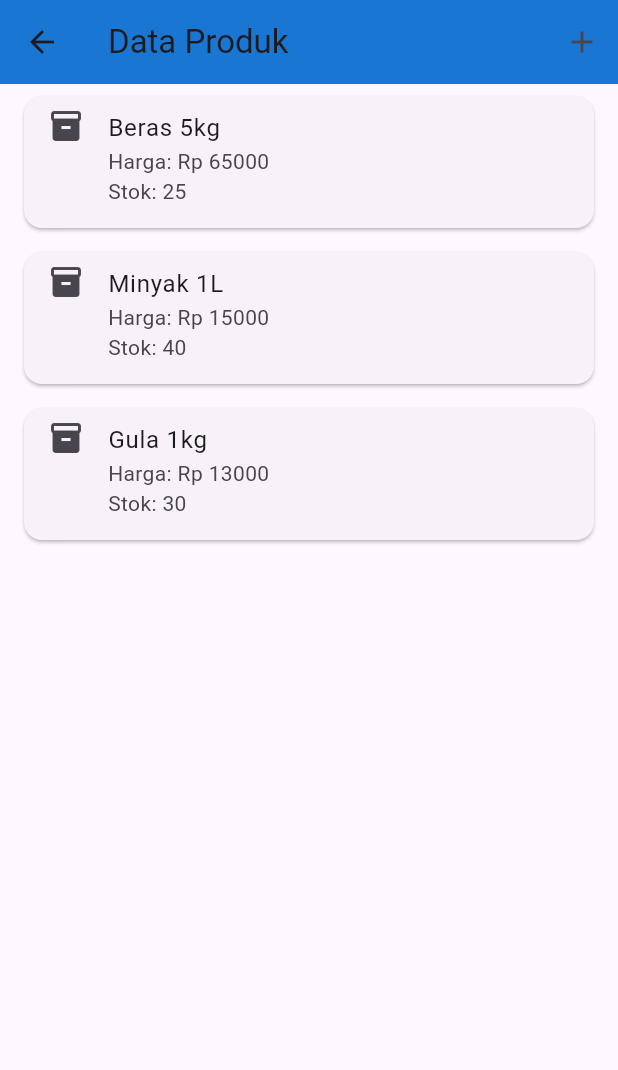
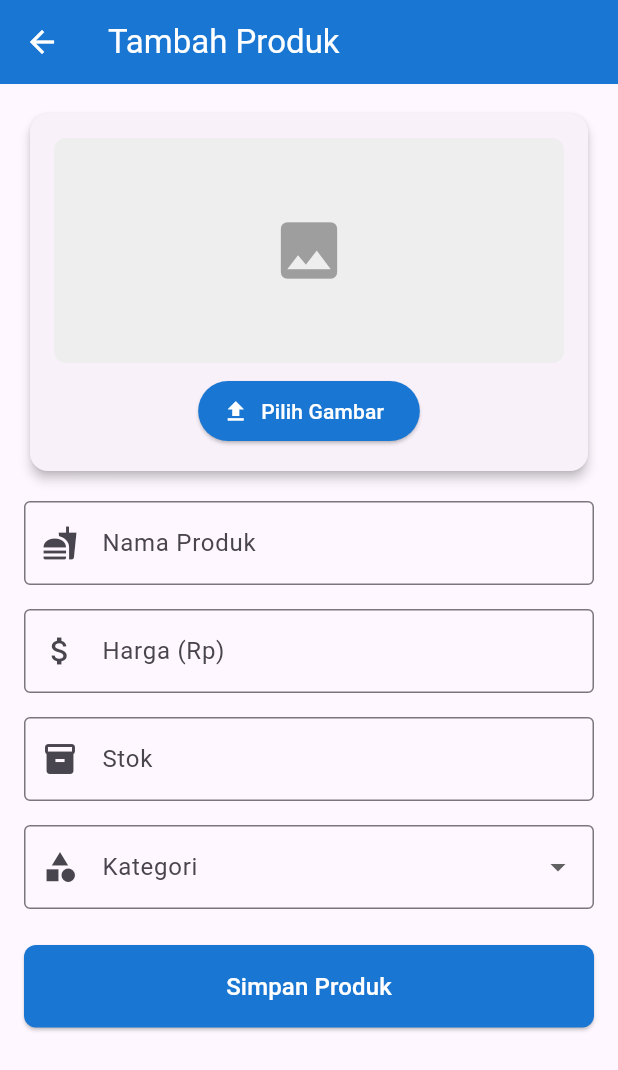
Before and after one commit to FazhariRizkyy/KasirKu, a Flutter app: the DataProdukPage screen opened directly, after a tap on the "add" icon, on a phone screen of 412 x 824 dp. Shown: the top 1070 px of the screen. Run offline on Flutter 3.47's test engine with Material 3 defaults, Android fonts, the phone set to English and light mode, and no system bars; our stand-ins replace animated_splash_screen; network calls fail.

Commit message:
REPAIR UI - Data Produk

```diff
--- a/lib/components/about.dart
+++ b/lib/components/about.dart
@@ -10,6 +10,7 @@ class AboutPage extends StatelessWidget {
       appBar: AppBar(
         title: const Text('Tentang Aplikasi'),
         backgroundColor: Colors.blue.shade700,
+        foregroundColor:Colors.white,
       ),
       body: const Center(
         child: Padding(
--- a/lib/components/data_produk.dart
+++ b/lib/components/data_produk.dart
@@ -1,4 +1,5 @@
 import 'package:flutter/material.dart';
+import 'package:pos_app/components/tambah_data.dart';
 
 class DataProdukPage extends StatelessWidget {
   const DataProdukPage({super.key});
@@ -6,39 +7,113 @@ class DataProdukPage extends StatelessWidget {
   @override
   Widget build(BuildContext context) {
     final List<Map<String, dynamic>> produkList = [
-      {'nama': 'Beras 5kg', 'harga': 65000, 'stok': 25},
-      {'nama': 'Minyak 1L', 'harga': 15000, 'stok': 40},
-      {'nama': 'Gula 1kg', 'harga': 13000, 'stok': 30},
+      {
+        'nama': 'Beras 5kg',
+        'harga': 65000,
+        'stok': 25,
+        'foto': 'https://via.placeholder.com/150',
+      },
+      {
+        'nama': 'Minyak 1L',
+        'harga': 15000,
+        'stok': 40,
+        'foto': 'https://via.placeholder.com/150',
+      },
+      {
+        'nama': 'Gula 1kg',
+        'harga': 13000,
+        'stok': 30,
+        'foto': 'https://via.placeholder.com/150',
+      },
     ];
 
     return Scaffold(
       appBar: AppBar(
         title: const Text('Data Produk'),
         backgroundColor: Colors.blue.shade700,
-        actions: [
-          IconButton(
-            icon: const Icon(Icons.add),
-            onPressed: () {
-              // Navigasi ke form tambah produk nanti
-            },
-          ),
-        ],
+        foregroundColor:Colors.white,
       ),
       body: ListView.builder(
+        padding: const EdgeInsets.all(16),
         itemCount: produkList.length,
         itemBuilder: (context, index) {
           final item = produkList[index];
           return Card(
-            margin: const EdgeInsets.symmetric(horizontal: 16, vertical: 8),
-            child: ListTile(
-              leading: const Icon(Icons.inventory_2),
-              title: Text(item['nama']),
-              subtitle: Text('Harga: Rp ${item['harga']}\nStok: ${item['stok']}'),
-              isThreeLine: true,
+            elevation: 3,
+            shape: RoundedRectangleBorder(
+              borderRadius: BorderRadius.circular(12),
+            ),
+            margin: const EdgeInsets.only(bottom: 16),
+            child: Padding(
+              padding: const EdgeInsets.all(8.0),
+              child: Row(
+                crossAxisAlignment: CrossAxisAlignment.start,
+                children: [
+                  // Foto Produk
+                  ClipRRect(
+                    borderRadius: BorderRadius.circular(8),
+                    child: Image.network(
+                      item['foto'],
+                      width: 80,
+                      height: 80,
+                      fit: BoxFit.cover,
+                      errorBuilder:
+                          (context, error, stackTrace) => Container(
+                            width: 80,
+                            height: 80,
+                            color: Colors.grey.shade300,
+                            child: const Icon(Icons.image_not_supported),
+                          ),
+                    ),
+                  ),
+                  const SizedBox(width: 16),
+                  // Informasi Produk
+                  Expanded(
+                    child: Column(
+                      crossAxisAlignment: CrossAxisAlignment.start,
+                      children: [
+                        Text(
+                          item['nama'],
+                          style: const TextStyle(
+                            fontSize: 16,
+                            fontWeight: FontWeight.bold,
+                          ),
+                        ),
+                        const SizedBox(height: 4),
+                        Text(
+                          'Harga: Rp ${item['harga'].toString()}',
+                          style: TextStyle(
+                            fontSize: 14,
+                            color: Colors.grey.shade700,
+                          ),
+                        ),
+                        Text(
+                          'Stok: ${item['stok']}',
+                          style: TextStyle(
+                            fontSize: 14,
+                            color: Colors.grey.shade700,
+                          ),
+                        ),
+                      ],
+                    ),
+                  ),
+                  // Tombol Aksi (Edit/Hapus - Opsional)
+                ],
+              ),
             ),
           );
         },
       ),
+      floatingActionButton: FloatingActionButton(
+        onPressed: () {
+          Navigator.push(
+            context,
+            MaterialPageRoute(builder: (context) => TambahDataPage()),
+          );
+        },
+        backgroundColor: Colors.blue.shade700,
+        child: const Icon(Icons.add),
+      ),
     );
   }
 }
--- a/lib/components/riwayat_transaksi.dart
+++ b/lib/components/riwayat_transaksi.dart
@@ -15,6 +15,7 @@ class RiwayatTransaksiPage extends StatelessWidget {
       appBar: AppBar(
         title: const Text('Riwayat Transaksi'),
         backgroundColor: Colors.blue.shade700,
+        foregroundColor:Colors.white,
       ),
       body: ListView.builder(
         itemCount: transaksiList.length,
--- a/lib/components/stok_masuk.dart
+++ b/lib/components/stok_masuk.dart
@@ -13,22 +13,40 @@ class StokMasukPage extends StatelessWidget {
 
     return Scaffold(
       appBar: AppBar(
-        title: const Text('Stok Masuk'),
+        title: const Text('Riwayat Stok Masuk'),
         backgroundColor: Colors.blue.shade700,
+        foregroundColor:Colors.white,
+        elevation: 2,
       ),
-      body: ListView.builder(
+      body: Padding(
+        padding: const EdgeInsets.all(8.0),
+        child: ListView.builder(
           itemCount: stokList.length,
           itemBuilder: (context, index) {
             final item = stokList[index];
-          return ListTile(
-            leading: const Icon(Icons.add_shopping_cart),
-            title: Text(item['produk']),
+            return Card(
+              elevation: 3,
+              margin: const EdgeInsets.symmetric(vertical: 8, horizontal: 4),
+              shape: RoundedRectangleBorder(
+                borderRadius: BorderRadius.circular(12),
+              ),
+              child: ListTile(
+                title: Text(
+                  item['produk'],
+                  style: const TextStyle(
+                    fontSize: 16,
+                    fontWeight: FontWeight.bold,
+                  ),
+                ),
                 subtitle: Text(
-              'Jumlah: ${item['jumlah']} \nTanggal: ${item['tanggal']}',
+                  'Jumlah: ${item['jumlah']}\nTanggal: ${item['tanggal']}',
+                  style: TextStyle(color: Colors.grey.shade600, fontSize: 14),
                 ),
                 isThreeLine: true,
+              ),
             );
           },
+        ),
       ),
     );
   }
--- /dev/null
+++ b/lib/components/tambah_data.dart
@@ -0,0 +1,202 @@
+import 'package:flutter/material.dart';
+
+class TambahDataPage extends StatefulWidget {
+  const TambahDataPage({super.key});
+
+  @override
+  _TambahDataPageState createState() => _TambahDataPageState();
+}
+
+class _TambahDataPageState extends State<TambahDataPage> {
+  final _formKey = GlobalKey<FormState>();
+  String? _selectedCategory;
+  final List<String> _categories = ['Makanan', 'Minuman'];
+  String? _imageUrl;
+
+  @override
+  Widget build(BuildContext context) {
+    return Scaffold(
+      appBar: AppBar(
+        title: const Text('Tambah Produk'),
+        backgroundColor: Colors.blue.shade700,
+        foregroundColor: Colors.white,
+      ),
+      body: SingleChildScrollView(
+        padding: const EdgeInsets.all(16.0),
+        child: Form(
+          key: _formKey,
+          child: Column(
+            crossAxisAlignment: CrossAxisAlignment.start,
+            children: [
+              // Card untuk Gambar
+              Card(
+                elevation: 3,
+                shape: RoundedRectangleBorder(
+                  borderRadius: BorderRadius.circular(12),
+                ),
+                child: Padding(
+                  padding: const EdgeInsets.all(16.0),
+                  child: Column(
+                    children: [
+                      _imageUrl == null
+                          ? Container(
+                            width: double.infinity,
+                            height: 150,
+                            decoration: BoxDecoration(
+                              color: Colors.grey.shade200,
+                              borderRadius: BorderRadius.circular(8),
+                            ),
+                            child: const Icon(
+                              Icons.image,
+                              size: 50,
+                              color: Colors.grey,
+                            ),
+                          )
+                          : ClipRRect(
+                            borderRadius: BorderRadius.circular(8),
+                            child: Image.network(
+                              _imageUrl!,
+                              width: double.infinity,
+                              height: 150,
+                              fit: BoxFit.cover,
+                              errorBuilder:
+                                  (context, error, stackTrace) => Container(
+                                    width: double.infinity,
+                                    height: 150,
+                                    color: Colors.grey.shade200,
+                                    child: const Icon(
+                                      Icons.image_not_supported,
+                                      size: 50,
+                                      color: Colors.grey,
+                                    ),
+                                  ),
+                            ),
+                          ),
+                      const SizedBox(height: 8),
+                      ElevatedButton.icon(
+                        onPressed: () {
+                          // Simulasi pilih/upload gambar
+                          setState(() {
+                            _imageUrl = 'https://via.placeholder.com/150';
+                          });
+                        },
+                        icon: const Icon(Icons.upload),
+                        label: const Text('Pilih Gambar'),
+                        style: ElevatedButton.styleFrom(
+                          backgroundColor: Colors.blue.shade700,
+                          foregroundColor: Colors.white,
+                        ),
+                      ),
+                    ],
+                  ),
+                ),
+              ),
+              const SizedBox(height: 16),
+              // Form Input
+              TextFormField(
+                decoration: const InputDecoration(
+                  labelText: 'Nama Produk',
+                  border: OutlineInputBorder(),
+                  prefixIcon: Icon(Icons.fastfood),
+                ),
+                validator: (value) {
+                  if (value == null || value.isEmpty) {
+                    return 'Nama produk harus diisi';
+                  }
+                  return null;
+                },
+              ),
+              const SizedBox(height: 16),
+              TextFormField(
+                decoration: const InputDecoration(
+                  labelText: 'Harga (Rp)',
+                  border: OutlineInputBorder(),
+                  prefixIcon: Icon(Icons.attach_money),
+                ),
+                keyboardType: TextInputType.number,
+                validator: (value) {
+                  if (value == null || value.isEmpty) {
+                    return 'Harga harus diisi';
+                  }
+                  if (int.tryParse(value) == null) {
+                    return 'Harga harus berupa angka';
+                  }
+                  return null;
+                },
+              ),
+              const SizedBox(height: 16),
+              TextFormField(
+                decoration: const InputDecoration(
+                  labelText: 'Stok',
+                  border: OutlineInputBorder(),
+                  prefixIcon: Icon(Icons.inventory),
+                ),
+                keyboardType: TextInputType.number,
+                validator: (value) {
+                  if (value == null || value.isEmpty) {
+                    return 'Stok harus diisi';
+                  }
+                  if (int.tryParse(value) == null) {
+                    return 'Stok harus berupa angka';
+                  }
+                  return null;
+                },
+              ),
+              const SizedBox(height: 16),
+              DropdownButtonFormField<String>(
+                decoration: const InputDecoration(
+                  labelText: 'Kategori',
+                  border: OutlineInputBorder(),
+                  prefixIcon: Icon(Icons.category),
+                ),
+                value: _selectedCategory,
+                items:
+                    _categories
+                        .map(
+                          (category) => DropdownMenuItem(
+                            value: category,
+                            child: Text(category),
+                          ),
+                        )
+                        .toList(),
+                onChanged: (value) {
+                  setState(() {
+                    _selectedCategory = value;
+                  });
+                },
+                validator: (value) {
+                  if (value == null) {
+                    return 'Pilih kategori produk';
+                  }
+                  return null;
+                },
+              ),
+              const SizedBox(height: 24),
+              // Tombol Simpan
+              SizedBox(
+                width: double.infinity,
+                child: ElevatedButton(
+                  onPressed: () {},
+                  style: ElevatedButton.styleFrom(
+                    backgroundColor: Colors.blue.shade700,
+                    padding: const EdgeInsets.symmetric(vertical: 16),
+                    shape: RoundedRectangleBorder(
+                      borderRadius: BorderRadius.circular(8),
+                    ),
+                  ),
+                  child: const Text(
+                    'Simpan Produk',
+                    style: TextStyle(
+                      fontSize: 16,
+                      color: Colors.white, // Changed to white color
+                    ),
+                  ),
+                ),
+              ),
+            ],
+          ),
+        ),
+      ),
+    );
+  }
+}
```
Lines whose indentation alone changed are shown as unchanged.
